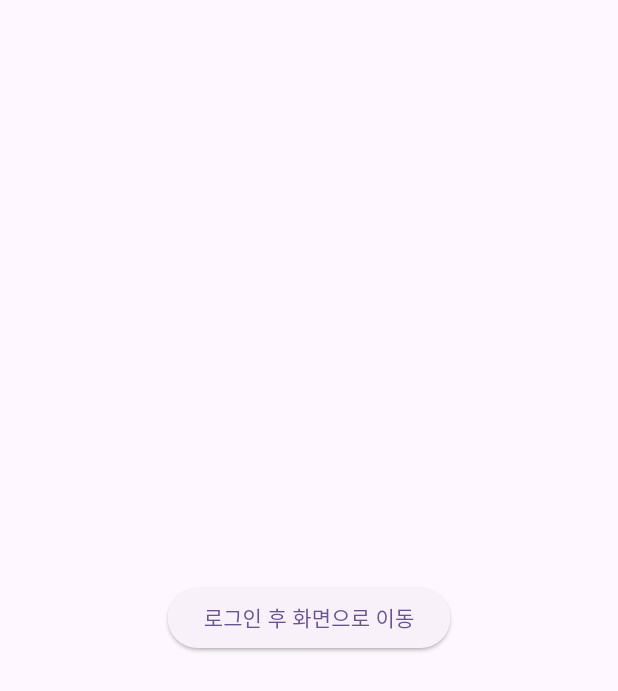
After one commit to j0527/KPLJ, a Flutter app: the screen it shows after launch, on a phone screen of 412 x 824 dp. The commit adds this screen. Shown: the top 691 px of the screen. Run offline on Flutter 3.47's test engine with Material 2 defaults, Android fonts, the phone set to English and light mode, and no system bars; our stand-ins replace get.

Commit message:
앱 초기 틀 구상 및 수정

```diff
--- a/lib/home.dart
+++ b/lib/home.dart
@@ -1,4 +1,5 @@
 import 'package:blind_dating/homewidget.dart';
+import 'package:blind_dating/view/login.dart';
 import 'package:flutter/material.dart';
 
 class Home extends StatelessWidget {
@@ -6,11 +7,12 @@ class Home extends StatelessWidget {
 
   @override
   Widget build(BuildContext context) {
-    return Scaffold(
-      appBar: AppBar(
-        title: const Text("소🐶팅"),
-      ),
-      body: const HomeWidget(),
+    return const Scaffold(
+      // appBar: AppBar(
+      //   title: const Text("소🐶팅"),
+      // ),
+      body: Login(),
+      // body: const HomeWidget(),   // login 화면으로 바꾸고, login에서 HomeWidget으로 넘어가도록 수정해야함
     );
   }
 }
--- a/lib/homewidget.dart
+++ b/lib/homewidget.dart
@@ -31,6 +31,9 @@ class _HomeWidgetState extends State<HomeWidget> with SingleTickerProviderStateM
   @override
   Widget build(BuildContext context) {
     return Scaffold(
+      appBar: AppBar(
+        title: const Text("소🐶팅"),
+      ),
       body: TabBarView(
         controller: tabController,
         children: const [
--- a/lib/main.dart
+++ b/lib/main.dart
@@ -1,5 +1,6 @@
 import 'package:blind_dating/home.dart';
 import 'package:flutter/material.dart';
+import 'package:get/get.dart';
 
 void main() {
   runApp(const MyApp());
@@ -10,7 +11,7 @@ class MyApp extends StatelessWidget {
 
   @override
   Widget build(BuildContext context) {
-    return MaterialApp(
+    return GetMaterialApp(
       title: 'Flutter Demo',
       theme: ThemeData(
         colorScheme: ColorScheme.fromSeed(seedColor: Colors.deepPurple),
--- /dev/null
+++ b/lib/view/login.dart
@@ -0,0 +1,26 @@
+import 'package:blind_dating/homewidget.dart';
+import 'package:flutter/material.dart';
+import 'package:get/route_manager.dart';
+
+class Login extends StatefulWidget {
+  const Login({super.key});
+
+  @override
+  State<Login> createState() => _LoginState();
+}
+
+class _LoginState extends State<Login> {
+  @override
+  Widget build(BuildContext context) {
+    return Scaffold(
+      body: Center(
+        child: ElevatedButton(
+          onPressed: () {
+            Get.to(const HomeWidget());
+          },
+          child: const Text("로그인 후 화면으로 이동")
+        ),
+      ),
+    );
+  }
+}
--- a/pubspec.yaml
+++ b/pubspec.yaml
@@ -35,6 +35,7 @@ dependencies:
   # The following adds the Cupertino Icons font to your application.
   # Use with the CupertinoIcons class for iOS style icons.
   cupertino_icons: ^1.0.2
+  get: ^4.6.6
 
 dev_dependencies:
   flutter_test:
```
Also changed, not shown: pubspec.lock, 2 other files.
